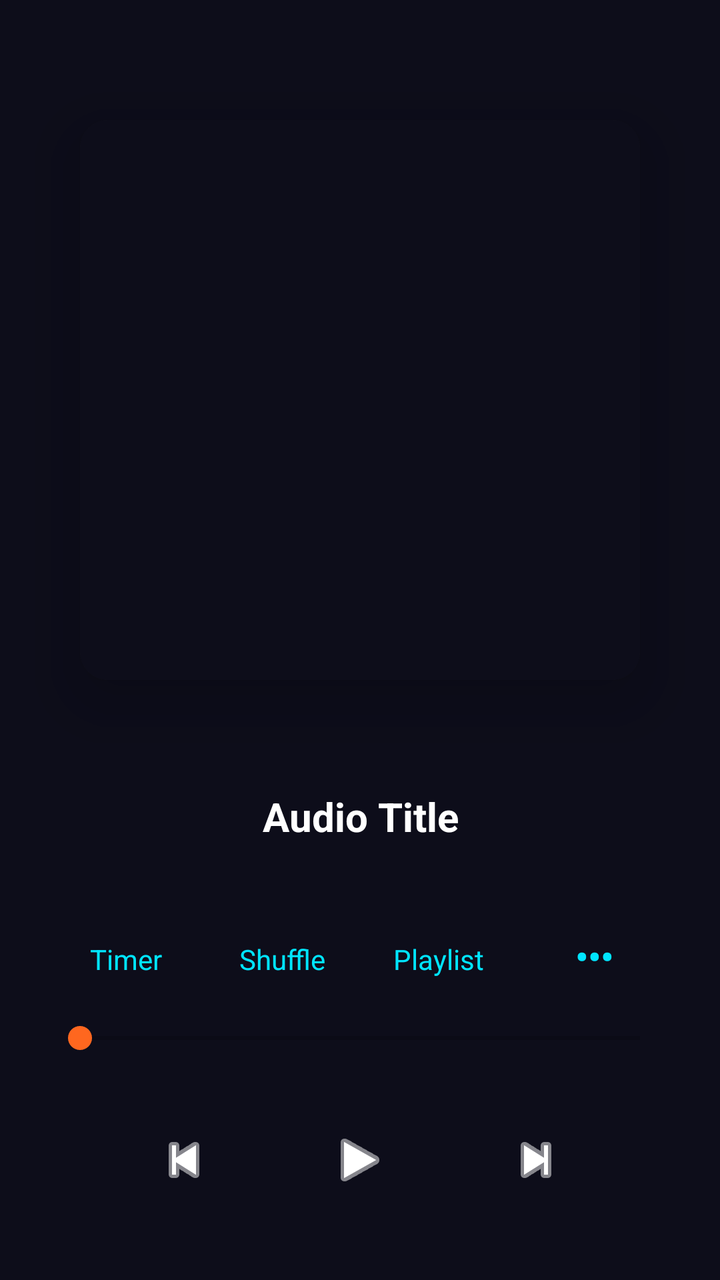
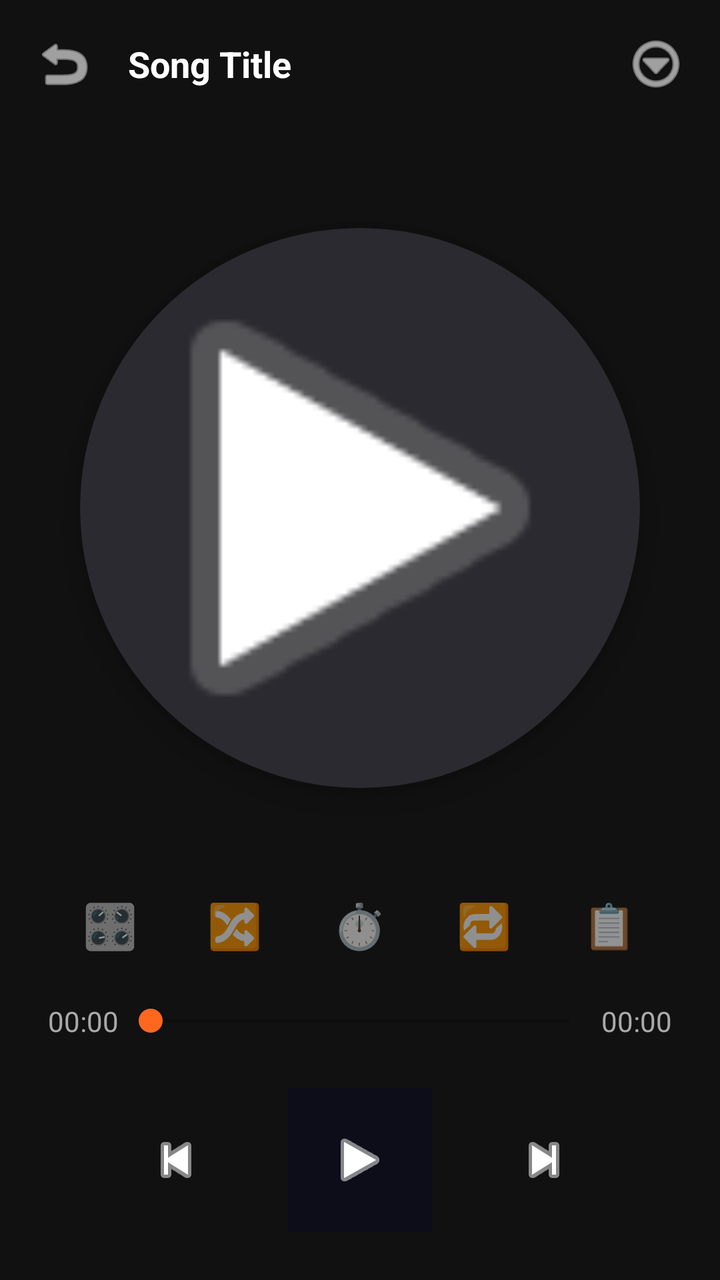

Screens rendered from an Android XML layout before and after an edit, with the pre-edit source and the edit as a unified diff.
<!-- AndroidManifest.xml: application theme Theme.AppCompat.DayNight.NoActionBar -->
<!-- res/layout/activity_audio_player.xml -->
<?xml version="1.0" encoding="utf-8"?>
<RelativeLayout xmlns:android="http://schemas.android.com/apk/res/android"
    xmlns:app="http://schemas.android.com/apk/res-auto"
    android:id="@+id/audioRootView"
    android:layout_width="match_parent"
    android:layout_height="match_parent"
    android:background="#0D0D1A">

    
    <androidx.cardview.widget.CardView
        android:layout_width="280dp"
        android:layout_height="280dp"
        android:layout_centerHorizontal="true"
        android:layout_marginTop="60dp"
        app:cardCornerRadius="14dp"
        app:cardElevation="20dp"
        app:cardBackgroundColor="#1A1A24">
        
        <ImageView
            android:id="@+id/imgAlbumArt"
            android:layout_width="match_parent"
            android:layout_height="match_parent"
            android:src="@drawable/ic_launcher_background"
            android:scaleType="centerCrop"/>
    </androidx.cardview.widget.CardView>

    <TextView
        android:id="@+id/tvAudioTitle"
        android:layout_width="match_parent"
        android:layout_height="wrap_content"
        android:layout_above="@id/bottomControls"
        android:layout_marginBottom="20dp"
        android:gravity="center"
        android:paddingHorizontal="20dp"
        android:singleLine="true"
        android:text="Audio Title"
        android:textColor="#FFFFFF"
        android:textSize="20sp"
        android:textStyle="bold" />

    
    <LinearLayout
        android:id="@+id/bottomControls"
        android:layout_width="match_parent"
        android:layout_height="wrap_content"
        android:layout_alignParentBottom="true"
        android:orientation="vertical"
        android:padding="24dp">

        
        <LinearLayout
            android:layout_width="match_parent"
            android:layout_height="wrap_content"
            android:orientation="horizontal"
            android:layout_marginBottom="20dp">
            
            <TextView android:id="@+id/btnTimerAudio" android:layout_width="0dp" android:layout_weight="1" android:layout_height="wrap_content" android:gravity="center" android:text="Timer" android:textColor="#00E5FF"/>
            <TextView android:id="@+id/btnShuffleAudio" android:layout_width="0dp" android:layout_weight="1" android:layout_height="wrap_content" android:gravity="center" android:text="Shuffle" android:textColor="#00E5FF"/>
            <TextView android:id="@+id/btnPlaylistAudio" android:layout_width="0dp" android:layout_weight="1" android:layout_height="wrap_content" android:gravity="center" android:text="Playlist" android:textColor="#00E5FF"/>
            <TextView android:id="@+id/btnMenuAudio" android:layout_width="0dp" android:layout_weight="1" android:layout_height="wrap_content" android:gravity="center" android:text="•••" android:textColor="#00E5FF" android:textStyle="bold" android:textSize="18sp"/>
        </LinearLayout>

        
        <SeekBar
            android:id="@+id/seekAudio"
            android:layout_width="match_parent"
            android:layout_height="wrap_content"
            android:progressTint="#FF671F"
            android:thumbTint="#FF671F"/>

        
        <LinearLayout
            android:layout_width="match_parent"
            android:layout_height="wrap_content"
            android:orientation="horizontal"
            android:gravity="center"
            android:layout_marginTop="16dp">
            
            <ImageButton android:id="@+id/btnAudioPrev" android:layout_width="56dp" android:layout_height="56dp" android:src="@android:drawable/ic_media_previous" android:background="?attr/selectableItemBackgroundBorderless" android:tint="#FFFFFF"/>
            <ImageButton android:id="@+id/btnAudioPlayPause" android:layout_width="72dp" android:layout_height="72dp" android:src="@android:drawable/ic_media_play" android:background="@drawable/ic_launcher_background" android:tint="#FFFFFF" android:layout_marginHorizontal="24dp"/>
            <ImageButton android:id="@+id/btnAudioNext" android:layout_width="56dp" android:layout_height="56dp" android:src="@android:drawable/ic_media_next" android:background="?attr/selectableItemBackgroundBorderless" android:tint="#FFFFFF"/>
        </LinearLayout>
    </LinearLayout>
</RelativeLayout>
<!-- resources referenced by this layout -->
<resources>
  <!-- drawable ic_launcher_background (drawable) -->
  <?xml version="1.0" encoding="utf-8"?>
  <vector xmlns:android="http://schemas.android.com/apk/res/android"
      android:width="108dp"
      android:height="108dp"
      android:viewportWidth="108"
      android:viewportHeight="108">
      <path android:pathData="M0,0h108v108h-108z" android:fillColor="#0D0D1A" />
  </vector>
</resources>

<!-- the commit's change to res/layout/activity_audio_player.xml (unified diff, before → after) -->
@@ -1,84 +1,57 @@
 <?xml version="1.0" encoding="utf-8"?>
 <RelativeLayout xmlns:android="http://schemas.android.com/apk/res/android"
     xmlns:app="http://schemas.android.com/apk/res-auto"
-    android:id="@+id/audioRootView"
     android:layout_width="match_parent"
     android:layout_height="match_parent"
-    android:background="#0D0D1A">
+    android:background="#111111">
 
-    
+    <LinearLayout
+        android:id="@+id/topBarAudio"
+        android:layout_width="match_parent"
+        android:layout_height="wrap_content"
+        android:orientation="horizontal"
+        android:padding="16dp"
+        android:gravity="center_vertical">
+        <ImageButton android:id="@+id/btnBackAudio" android:layout_width="32dp" android:layout_height="32dp" android:background="?attr/selectableItemBackgroundBorderless" android:src="@android:drawable/ic_menu_revert" app:tint="#FFFFFF"/>
+        <TextView android:id="@+id/tvAudioTitle" android:layout_width="0dp" android:layout_weight="1" android:layout_height="wrap_content" android:layout_marginStart="16dp" android:text="Song Title" android:textColor="#FFFFFF" android:textSize="18sp" android:textStyle="bold" android:singleLine="true" android:ellipsize="marquee" android:marqueeRepeatLimit="marquee_forever"/>
+        <ImageButton android:id="@+id/btnAudioSettings" android:layout_width="32dp" android:layout_height="32dp" android:background="?attr/selectableItemBackgroundBorderless" android:src="@android:drawable/ic_menu_more" app:tint="#FFFFFF"/>
+    </LinearLayout>
+
     <androidx.cardview.widget.CardView
+        android:id="@+id/cardAlbumArt"
         android:layout_width="280dp"
         android:layout_height="280dp"
+        android:layout_below="@id/topBarAudio"
         android:layout_centerHorizontal="true"
-        android:layout_marginTop="60dp"
-        app:cardCornerRadius="14dp"
-        app:cardElevation="20dp"
-        app:cardBackgroundColor="#1A1A24">
-        
-        <ImageView
-            android:id="@+id/imgAlbumArt"
-            android:layout_width="match_parent"
-            android:layout_height="match_parent"
-            android:src="@drawable/ic_launcher_background"
-            android:scaleType="centerCrop"/>
+        android:layout_marginTop="50dp"
+        app:cardCornerRadius="140dp"
+        app:cardBackgroundColor="#2A2A30"
+        app:cardElevation="10dp">
+        <ImageView android:id="@+id/imgAlbumArt" android:layout_width="match_parent" android:layout_height="match_parent" android:scaleType="centerCrop" android:src="@android:drawable/ic_media_play"/>
     </androidx.cardview.widget.CardView>
 
-    <TextView
-        android:id="@+id/tvAudioTitle"
-        android:layout_width="match_parent"
-        android:layout_height="wrap_content"
-        android:layout_above="@id/bottomControls"
-        android:layout_marginBottom="20dp"
-        android:gravity="center"
-        android:paddingHorizontal="20dp"
-        android:singleLine="true"
-        android:text="Audio Title"
-        android:textColor="#FFFFFF"
-        android:textSize="20sp"
-        android:textStyle="bold" />
-
-    
     <LinearLayout
-        android:id="@+id/bottomControls"
         android:layout_width="match_parent"
         android:layout_height="wrap_content"
         android:layout_alignParentBottom="true"
         android:orientation="vertical"
         android:padding="24dp">
-
-        
-        <LinearLayout
-            android:layout_width="match_parent"
-            android:layout_height="wrap_content"
-            android:orientation="horizontal"
-            android:layout_marginBottom="20dp">
-            
-            <TextView android:id="@+id/btnTimerAudio" android:layout_width="0dp" android:layout_weight="1" android:layout_height="wrap_content" android:gravity="center" android:text="Timer" android:textColor="#00E5FF"/>
-            <TextView android:id="@+id/btnShuffleAudio" android:layout_width="0dp" android:layout_weight="1" android:layout_height="wrap_content" android:gravity="center" android:text="Shuffle" android:textColor="#00E5FF"/>
-            <TextView android:id="@+id/btnPlaylistAudio" android:layout_width="0dp" android:layout_weight="1" android:layout_height="wrap_content" android:gravity="center" android:text="Playlist" android:textColor="#00E5FF"/>
-            <TextView android:id="@+id/btnMenuAudio" android:layout_width="0dp" android:layout_weight="1" android:layout_height="wrap_content" android:gravity="center" android:text="•••" android:textColor="#00E5FF" android:textStyle="bold" android:textSize="18sp"/>
+        <LinearLayout android:layout_width="match_parent" android:layout_height="wrap_content" android:orientation="horizontal" android:weightSum="5" android:layout_marginBottom="24dp">
+            <TextView android:id="@+id/btnEqAudio" android:layout_width="0dp" android:layout_weight="1" android:layout_height="wrap_content" android:text="🎛️" android:textSize="22sp" android:gravity="center"/>
+            <TextView android:id="@+id/btnShuffleAudio" android:layout_width="0dp" android:layout_weight="1" android:layout_height="wrap_content" android:text="🔀" android:textSize="22sp" android:gravity="center"/>
+            <TextView android:id="@+id/btnTimerAudio" android:layout_width="0dp" android:layout_weight="1" android:layout_height="wrap_content" android:text="⏱️" android:textSize="22sp" android:gravity="center"/>
+            <TextView android:id="@+id/btnRepeatAudio" android:layout_width="0dp" android:layout_weight="1" android:layout_height="wrap_content" android:text="🔁" android:textSize="22sp" android:gravity="center"/>
+            <TextView android:id="@+id/btnPlaylistAudio" android:layout_width="0dp" android:layout_weight="1" android:layout_height="wrap_content" android:text="📋" android:textSize="22sp" android:gravity="center"/>
         </LinearLayout>
-
-        
-        <SeekBar
-            android:id="@+id/seekAudio"
-            android:layout_width="match_parent"
-            android:layout_height="wrap_content"
-            android:progressTint="#FF671F"
-            android:thumbTint="#FF671F"/>
-
-        
-        <LinearLayout
-            android:layout_width="match_parent"
-            android:layout_height="wrap_content"
-            android:orientation="horizontal"
-            android:gravity="center"
-            android:layout_marginTop="16dp">
-            
-            <ImageButton android:id="@+id/btnAudioPrev" android:layout_width="56dp" android:layout_height="56dp" android:src="@android:drawable/ic_media_previous" android:background="?attr/selectableItemBackgroundBorderless" android:tint="#FFFFFF"/>
-            <ImageButton android:id="@+id/btnAudioPlayPause" android:layout_width="72dp" android:layout_height="72dp" android:src="@android:drawable/ic_media_play" android:background="@drawable/ic_launcher_background" android:tint="#FFFFFF" android:layout_marginHorizontal="24dp"/>
-            <ImageButton android:id="@+id/btnAudioNext" android:layout_width="56dp" android:layout_height="56dp" android:src="@android:drawable/ic_media_next" android:background="?attr/selectableItemBackgroundBorderless" android:tint="#FFFFFF"/>
+        <LinearLayout android:layout_width="match_parent" android:layout_height="wrap_content" android:orientation="horizontal" android:gravity="center_vertical" android:layout_marginBottom="16dp">
+            <TextView android:id="@+id/tvAudioCurrent" android:layout_width="wrap_content" android:layout_height="wrap_content" android:text="00:00" android:textColor="#AAAAAA"/>
+            <SeekBar android:id="@+id/seekAudio" android:layout_width="0dp" android:layout_weight="1" android:layout_height="wrap_content" android:progressTint="#FF671F" android:thumbTint="#FF671F"/>
+            <TextView android:id="@+id/tvAudioTotal" android:layout_width="wrap_content" android:layout_height="wrap_content" android:text="00:00" android:textColor="#AAAAAA"/>
+        </LinearLayout>
+        <LinearLayout android:layout_width="match_parent" android:layout_height="wrap_content" android:orientation="horizontal" android:gravity="center" android:layout_marginTop="8dp">
+            <ImageButton android:id="@+id/btnAudioPrev" android:layout_width="48dp" android:layout_height="48dp" android:background="?attr/selectableItemBackgroundBorderless" android:src="@android:drawable/ic_media_previous" app:tint="#FFFFFF" android:layout_marginEnd="32dp"/>
+            <ImageButton android:id="@+id/btnAudioPlayPause" android:layout_width="72dp" android:layout_height="72dp" android:background="@drawable/ic_launcher_background" android:src="@android:drawable/ic_media_play" app:tint="#FFFFFF"/>
+            <ImageButton android:id="@+id/btnAudioNext" android:layout_width="48dp" android:layout_height="48dp" android:background="?attr/selectableItemBackgroundBorderless" android:src="@android:drawable/ic_media_next" app:tint="#FFFFFF" android:layout_marginStart="32dp"/>
         </LinearLayout>
     </LinearLayout>
 </RelativeLayout>
